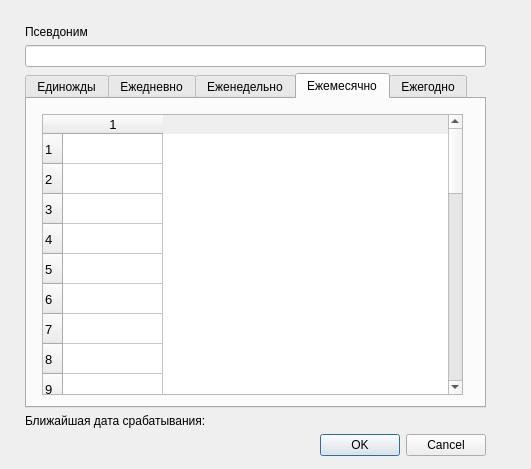
The window that gsaddshelduledialog.ui (ssbayanov/GeekSpace) describes before a commit, drawn with Qt 5.
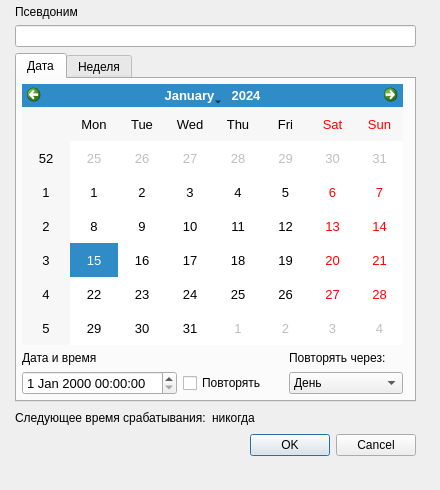
The same window after the commit. The open tabs and pages were chosen to show the change. Icons and pictures are not drawn.

```diff
--- a/gsaddshelduledialog.ui
+++ b/gsaddshelduledialog.ui
@@ -6,20 +6,25 @@
    <rect>
     <x>0</x>
     <y>0</y>
-    <width>531</width>
-    <height>469</height>
+    <width>440</width>
+    <height>490</height>
    </rect>
   </property>
   <property name="windowTitle">
    <string>Dialog</string>
   </property>
+  <property name="windowIcon">
+   <iconset>
+    <normalon>:/sheldule</normalon>
+   </iconset>
+  </property>
   <widget class="QWidget" name="verticalLayoutWidget">
    <property name="geometry">
     <rect>
-     <x>20</x>
-     <y>20</y>
-     <width>471</width>
-     <height>441</height>
+     <x>10</x>
+     <y>0</y>
+     <width>411</width>
+     <height>461</height>
     </rect>
    </property>
    <layout class="QVBoxLayout" name="centralLayout">
@@ -52,15 +57,15 @@
       </property>
       <widget class="QWidget" name="tabOnce">
        <attribute name="title">
-        <string>Единожды</string>
+        <string>Дата</string>
        </attribute>
        <widget class="QWidget" name="verticalLayoutWidget_2">
         <property name="geometry">
          <rect>
           <x>0</x>
           <y>0</y>
-          <width>451</width>
-          <height>305</height>
+          <width>391</width>
+          <height>321</height>
          </rect>
         </property>
         <layout class="QVBoxLayout" name="onceLayout">
@@ -86,65 +91,29 @@
           </widget>
          </item>
          <item>
-          <widget class="QDateTimeEdit" name="dateTimeOnce">
-           <property name="font">
-            <font>
-             <pointsize>10</pointsize>
-            </font>
-           </property>
-          </widget>
-         </item>
-        </layout>
-       </widget>
-      </widget>
-      <widget class="QWidget" name="tabDaily">
-       <attribute name="title">
-        <string>Ежедневно</string>
-       </attribute>
-       <widget class="QWidget" name="verticalLayoutWidget_3">
-        <property name="geometry">
-         <rect>
-          <x>10</x>
-          <y>20</y>
-          <width>391</width>
-          <height>231</height>
-         </rect>
-        </property>
-        <layout class="QVBoxLayout" name="dailyLayout">
-         <property name="leftMargin">
-          <number>5</number>
-         </property>
-         <property name="topMargin">
-          <number>5</number>
-         </property>
-         <property name="rightMargin">
-          <number>5</number>
-         </property>
-         <property name="bottomMargin">
-          <number>5</number>
-         </property>
-         <item>
-          <widget class="QLabel" name="label_3">
-           <property name="font">
-            <font>
-             <pointsize>10</pointsize>
-            </font>
-           </property>
-           <property name="text">
-            <string>Время:</string>
-           </property>
-          </widget>
-         </item>
-         <item>
-          <layout class="QHBoxLayout" name="horizontalLayout">
-           <item>
-            <widget class="QTimeEdit" name="timeEdit">
-             <property name="minimumSize">
+          <layout class="QGridLayout" name="gridLayout">
+           <item row="0" column="0">
+            <widget class="QLabel" name="label_4">
+             <property name="text">
+              <string>Дата и время</string>
+             </property>
+            </widget>
+           </item>
+           <item row="1" column="1">
+            <widget class="QCheckBox" name="repeatCheckBox">
+             <property name="maximumSize">
               <size>
                <width>100</width>
-               <height>0</height>
+               <height>16777215</height>
               </size>
              </property>
+             <property name="text">
+              <string>Повторять</string>
+             </property>
+            </widget>
+           </item>
+           <item row="1" column="0">
+            <widget class="QDateTimeEdit" name="dateTimeOnce">
              <property name="font">
               <font>
                <pointsize>10</pointsize>
@@ -152,40 +121,45 @@
              </property>
             </widget>
            </item>
-           <item>
-            <spacer name="horizontalSpacer">
-             <property name="orientation">
-              <enum>Qt::Horizontal</enum>
+           <item row="1" column="2">
+            <widget class="QComboBox" name="repeatTimeComboBox">
+             <item>
+              <property name="text">
+               <string>День</string>
+              </property>
+             </item>
+             <item>
+              <property name="text">
+               <string>Неделю</string>
+              </property>
+             </item>
+             <item>
+              <property name="text">
+               <string>Месяц</string>
+              </property>
+             </item>
+             <item>
+              <property name="text">
+               <string>Год</string>
+              </property>
+             </item>
+            </widget>
+           </item>
+           <item row="0" column="2">
+            <widget class="QLabel" name="repeatLabel">
+             <property name="text">
+              <string>Повторять через:</string>
              </property>
-             <property name="sizeHint" stdset="0">
-              <size>
-               <width>40</width>
-               <height>20</height>
-              </size>
-             </property>
-            </spacer>
+            </widget>
            </item>
           </layout>
          </item>
-         <item>
-          <spacer name="verticalSpacer">
-           <property name="orientation">
-            <enum>Qt::Vertical</enum>
-           </property>
-           <property name="sizeHint" stdset="0">
-            <size>
-             <width>20</width>
-             <height>40</height>
-            </size>
-           </property>
-          </spacer>
-         </item>
         </layout>
        </widget>
       </widget>
       <widget class="QWidget" name="tabWeekly">
        <attribute name="title">
-        <string>Еженедельно</string>
+        <string>Неделя</string>
        </attribute>
        <widget class="QWidget" name="verticalLayoutWidget_4">
         <property name="geometry">
@@ -256,105 +230,38 @@
         </layout>
        </widget>
       </widget>
-      <widget class="QWidget" name="tabMonthly">
-       <attribute name="title">
-        <string>Ежемесячно</string>
-       </attribute>
-       <widget class="QWidget" name="verticalLayoutWidget_5">
-        <property name="geometry">
-         <rect>
-          <x>10</x>
-          <y>10</y>
-          <width>431</width>
-          <height>291</height>
-         </rect>
-        </property>
-        <layout class="QVBoxLayout" name="monthlyLayout">
-         <property name="leftMargin">
-          <number>5</number>
-         </property>
-         <property name="topMargin">
-          <number>5</number>
-         </property>
-         <property name="rightMargin">
-          <number>5</number>
-         </property>
-         <property name="bottomMargin">
-          <number>5</number>
-         </property>
-         <item>
-          <widget class="QTableWidget" name="monthlyTable">
-           <property name="font">
-            <font>
-             <pointsize>10</pointsize>
-            </font>
-           </property>
-           <property name="rowCount">
-            <number>31</number>
-           </property>
-           <property name="columnCount">
-            <number>1</number>
-           </property>
-           <row/>
-           <row/>
-           <row/>
-           <row/>
-           <row/>
-           <row/>
-           <row/>
-           <row/>
-           <row/>
-           <row/>
-           <row/>
-           <row/>
-           <row/>
-           <row/>
-           <row/>
-           <row/>
-           <row/>
-           <row/>
-           <row/>
-           <row/>
-           <row/>
-           <row/>
-           <row/>
-           <row/>
-           <row/>
-           <row/>
-           <row/>
-           <row/>
-           <row/>
-           <row/>
-           <row/>
-           <column/>
-          </widget>
-         </item>
-        </layout>
-       </widget>
-      </widget>
-      <widget class="QWidget" name="tabYearly">
-       <attribute name="title">
-        <string>Ежегодно</string>
-       </attribute>
-       <widget class="QTableView" name="tableView_2">
-        <property name="geometry">
-         <rect>
-          <x>0</x>
-          <y>10</y>
-          <width>331</width>
-          <height>261</height>
-         </rect>
-        </property>
-       </widget>
-      </widget>
      </widget>
     </item>
     <item>
-     <widget class="QLabel" name="label_2">
-      <property name="text">
-       <string>Ближайшая дата срабатывания:</string>
-      </property>
-     </widget>
+     <layout class="QHBoxLayout" name="horizontalLayout">
+      <item>
+       <widget class="QLabel" name="label_2">
+        <property name="text">
+         <string>Следующее время срабатывания:</string>
+        </property>
+       </widget>
+      </item>
+      <item>
+       <widget class="QLabel" name="nextDateTimelabel">
+        <property name="text">
+         <string>никогда</string>
+        </property>
+       </widget>
+      </item>
+      <item>
+       <spacer name="horizontalSpacer">
+        <property name="orientation">
+         <enum>Qt::Horizontal</enum>
+        </property>
+        <property name="sizeHint" stdset="0">
+         <size>
+          <width>40</width>
+          <height>20</height>
+         </size>
+        </property>
+       </spacer>
+      </item>
+     </layout>
     </item>
     <item>
      <widget class="QDialogButtonBox" name="buttonBox">
```
